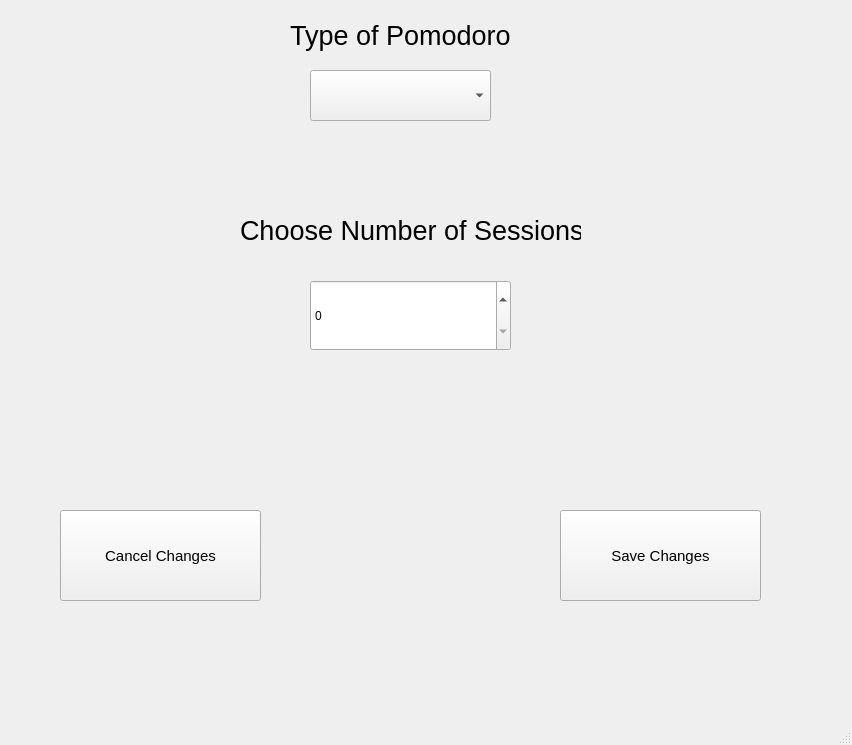
Before: the Qt Designer form Program/gui_pomodoro_settings.ui in zgjimzhubajj/Student-Assistant, drawn with Qt 5.
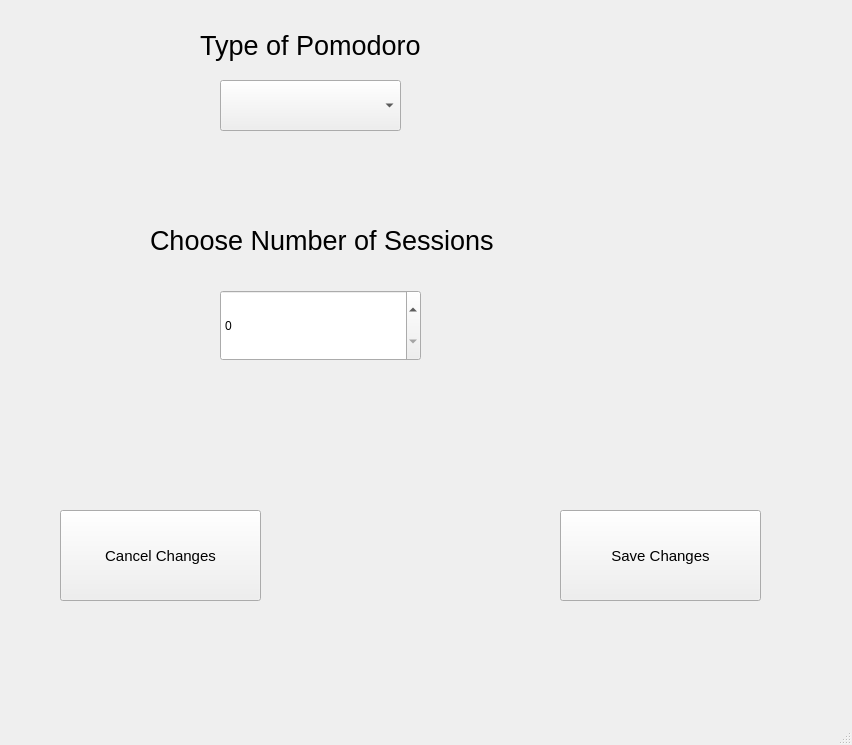
After: the same form once the commit is applied.

The edit to the form file:
```diff
--- a/Program/gui_pomodoro_settings.ui
+++ b/Program/gui_pomodoro_settings.ui
@@ -17,8 +17,8 @@
    <widget class="QComboBox" name="combo_box_type_of_pomodoro">
     <property name="geometry">
      <rect>
-      <x>310</x>
-      <y>70</y>
+      <x>220</x>
+      <y>80</y>
       <width>181</width>
       <height>51</height>
      </rect>
@@ -27,9 +27,9 @@
    <widget class="QLabel" name="label_5">
     <property name="geometry">
      <rect>
-      <x>290</x>
-      <y>0</y>
-      <width>231</width>
+      <x>200</x>
+      <y>10</y>
+      <width>411</width>
       <height>71</height>
      </rect>
     </property>
@@ -45,9 +45,9 @@
    <widget class="QLabel" name="label_6">
     <property name="geometry">
      <rect>
-      <x>240</x>
-      <y>200</y>
-      <width>341</width>
+      <x>150</x>
+      <y>210</y>
+      <width>581</width>
       <height>61</height>
      </rect>
     </property>
@@ -63,8 +63,8 @@
    <widget class="QSpinBox" name="spin_box_number_of_sessions">
     <property name="geometry">
      <rect>
-      <x>310</x>
-      <y>280</y>
+      <x>220</x>
+      <y>290</y>
       <width>201</width>
       <height>71</height>
      </rect>
```
Left out of the diff: 2 changed lines with no effect on the pictures.
